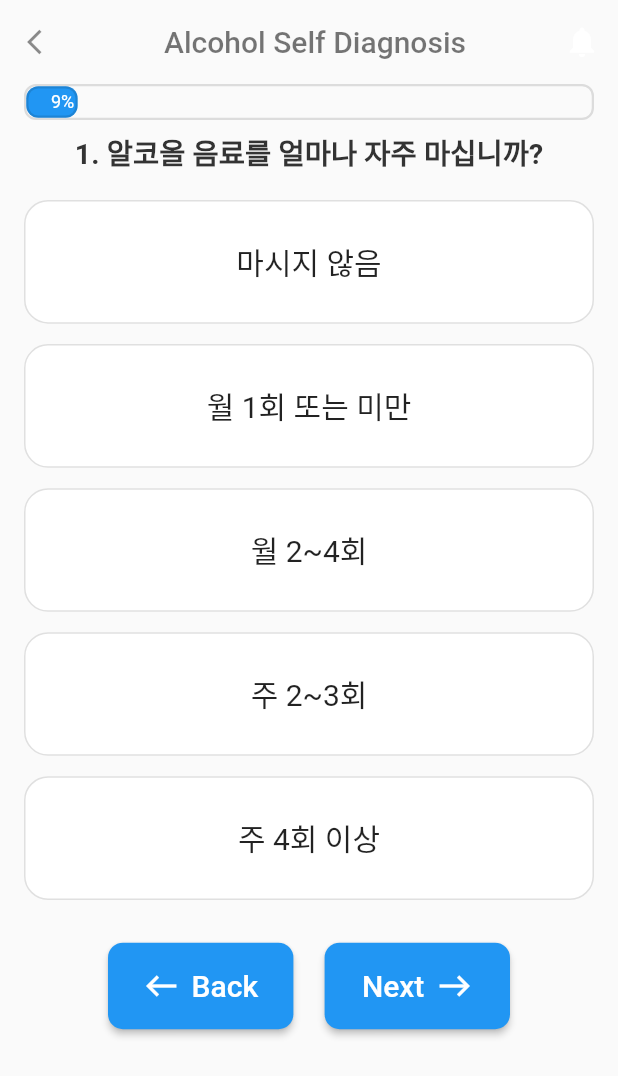
After one commit to 2023-GSC-Diviction/Diviction-User, a Flutter app: the AlcoholSurvey screen opened directly, on a phone screen of 412 x 824 dp. The commit adds this screen. Shown: the top 1076 px of the screen. Run offline on Flutter 3.47's test engine with Material 2 defaults, Android fonts, the light colour scheme and no system bars; drawn by our look-alikes of flutter_animation_progress_bar; our stand-ins replace dio, flutter_chat_bubble, flutter_riverpod, image_picker, shared_preferences, table_calendar; accounts and stored records are empty.

Commit message:
feat: 알코올 선별 검사 기능 구현 및 점수 합산 완료, 디자인 일부 수정

```diff
--- a/lib/config/text_for_survey.dart
+++ b/lib/config/text_for_survey.dart
@@ -1,6 +1,6 @@
 import 'package:flutter/material.dart';
 
-const List<String> question = [
+const List<String> drug_question = [
   '-1. 지난 1년 동안 다음 약물을 사용한 적이 있습니까?',
   '0. 이러한 약물을 얼마나 자주 사용했습니까?',
   '1. 의료상 필요한 경우 이외에 약물을 사용했습니까?',
@@ -17,7 +17,7 @@ const List<String> question = [
   '12. 약물 남용 치료를 받은 적이 있습니까?',
 ];
 
-const Map<int, List<String>> answer = {
+const Map<int, List<String>> drug_answer = {
   -1: [
     'a. 필로폰(액체형태, 결정형태)',
     'b. 코카인',
@@ -43,35 +43,65 @@ const Map<int, List<String>> answer = {
   12: ['없음', '현재 치료중', '과거에 받은 적 있음'],
 };
 
-const List<String> question_pre = [
-  '1. 지금까지 살면서 다음 중 사용해 본적이 있었던 약물을 모두 체크하세요.\n(단, 치료 목적으로 사용한 의약품은 제외)',
-  '2. 아래의 약물을 지난 3개월 간 얼마나 자주 사용했습니까?',
-  '3. 아래의 약물을 사용하고 싶은 강한 욕구가 지난 3개월 간 얼마나 자주 있었습니까?',
-  '4. 당신이 아래의 약물을 사용함으로써 지난 3개월 간 건강, 대인관계, 법 및 금전적인 문제가 얼마나 자주 발생했습니까?',
-  '5. 아래의 약물 사용으로 인해 해야 할 일을 하지 못한 적이 지난 3개월 간 얼마나 자주 있었습니까?',
-  '6. 가족, 친구, 친척 등 누군가가 한번이라도 당신의 약물 사용을 걱정한 적이 있습니까?',
-  '7. 아래의 약물 사용을 조절하거나 끊으려고 노력했으나 실패한 적이 있습니까?',
-  '8. 치료 이외의 목적으로, 주사기로 약물을 투여한 적이 있습니까?'
+const List<String> alcohol_question = [
+  '',
+  '1. 알코올 음료를 얼마나 자주 마십니까?',
+  '2. 술을 마실 때 보통 알코올 음료를 몇 잔 정도 마십니까?',
+  '3. 한 번에 4 잔 이상을 얼마나 자주 마십니까?',
+  '4. 지난해에 얼마나 자주 금주에 실패했습니까?',
+  '5. 지난해에 음주 때문에 얼마나 자주 해야 할 일을 하지 못했습니까?',
+  '6. 지난해에 심한 음주 후에 술을 깨기 위해 아침에 해장술이 필요한 경우가 얼마나 자주 있었습니까?',
+  '7. 지난해에 음주 후에 죄책감이나 양심의 가책을 느낀 적이 얼마나 자주 있었습니까?',
+  '8. 지난해에 음주로 인해 밤사이에 발생한 일을 기억하지 못한 적이 얼마나 자주 있었습니까?',
+  '9. 귀하의 음주 때문에 누군가가 다친 적이 있습니까?',
+  '10. 친척, 친구, 의사 또는 기타 의료 전문가가 귀하의 음주에 대해 염려하거나 술을 끊을 것을 제안한 적이 있습니까?',
+  '11. 알코올 문제로 치료를 받은 적이 있습니까?',
 ];
 
-const Map<int, List<String>> answer_pre = {
-  1: [
-    'a. 메트암페타민 (아이스, 히로뽕)',
-    'b. 대마제제 (마리화나, 대마초, 해쉬쉬)',
-    'c. 처방전이 필요한 흥분제 (비만치료제(펜터민), 공부잘하는 약(메칠페니데이트) 등)',
-    'd. 코카인 (코카인, 크랙)',
-    'e. 아편제제 (양귀비, 아편, 생아편, 헤로인 등)',
-    'f. 흡입제 (본드, 부탄, 신너, 아산화질소(포펠스))',
-    'g. 진정, 수면제 (바륨, 아티반, 자낙스, 할시온, 스틸록스(졸피뎀) 등)',
-    'h. 환각제 (엑스터시, LSD, PCP, 케타민, 합성대마)',
-    'i. 처방전이 필요한 아편제제 (모르핀, 코데인, 옥시코돈, 하이드로코돈, 펜타닐, 하이드로몰폰, 페치딘 등)',
-    'j. 기타 (신종 마약류)'
-  ],
-  2: ['사용안함', '1, 2번', '매달', '매주', '매일 혹은 거의매일'],
-  3: ['없다', '1, 2번', '매달', '매주', '매일 혹은 거의매일'],
-  4: ['없다', '1, 2번', '매달', '매주', '매일 혹은 거의매일'],
-  5: ['없다', '1, 2번', '매달', '매주', '매일 혹은 거의매일'],
-  6: ['없다', '있으나, 최근 1년은 없었다', '있다'],
-  7: ['없다', '있으나, 최근 1년은 없었다', '있다'],
-  8: ['없다', '있으나, 최근 1년은 없었다', '있다'],
+const Map<int, List<String>> alcohol_answer = {
+  1: ['마시지 않음', '월 1회 또는 미만', '월 2~4회', '주 2~3회', '주 4회 이상'],
+  2: ['0~2잔', '3~4잔', '5~6잔', '7~9잔', '10잔 이상'],
+  3: ['없음', '월 1회 미만', '월 1회', '주 1회', '매일 또는 거의 매일'],
+  4: ['없음', '월 1회 미만', '월 1회', '주 1회', '매일 또는 거의 매일'],
+  5: ['없음', '월 1회 미만', '월 1회', '주 1회', '매일 또는 거의 매일'],
+  6: ['없음', '월 1회 미만', '월 1회', '주 1회', '매일 또는 거의 매일'],
+  7: ['없음', '월 1회 미만', '월 1회', '주 1회', '매일 또는 거의 매일'],
+  8: ['없음', '월 1회 미만', '월 1회', '주 1회', '매일 또는 거의 매일'],
+  9: ['없음', '있으나, 최근 1년은 없었음', '있음'],
+  10: ['없음', '있으나, 최근 1년은 없었음', '있음'],
+  11: ['없음', '현재 치료 중', '과거에 받은 적 있음'],
 };
+
+// const List<String> question_pre = [
+//   '1. 지금까지 살면서 다음 중 사용해 본적이 있었던 약물을 모두 체크하세요.\n(단, 치료 목적으로 사용한 의약품은 제외)',
+//   '2. 아래의 약물을 지난 3개월 간 얼마나 자주 사용했습니까?',
+//   '3. 아래의 약물을 사용하고 싶은 강한 욕구가 지난 3개월 간 얼마나 자주 있었습니까?',
+//   '4. 당신이 아래의 약물을 사용함으로써 지난 3개월 간 건강, 대인관계, 법 및 금전적인 문제가 얼마나 자주 발생했습니까?',
+//   '5. 아래의 약물 사용으로 인해 해야 할 일을 하지 못한 적이 지난 3개월 간 얼마나 자주 있었습니까?',
+//   '6. 가족, 친구, 친척 등 누군가가 한번이라도 당신의 약물 사용을 걱정한 적이 있습니까?',
+//   '7. 아래의 약물 사용을 조절하거나 끊으려고 노력했으나 실패한 적이 있습니까?',
+//   '8. 치료 이외의 목적으로, 주사기로 약물을 투여한 적이 있습니까?'
+// ];
+//
+// const Map<int, List<String>> answer_pre = {
+//   1: [
+//     'a. 메트암페타민 (아이스, 히로뽕)',
+//     'b. 대마제제 (마리화나, 대마초, 해쉬쉬)',
+//     'c. 처방전이 필요한 흥분제 (비만치료제(펜터민), 공부잘하는 약(메칠페니데이트) 등)',
+//     'd. 코카인 (코카인, 크랙)',
+//     'e. 아편제제 (양귀비, 아편, 생아편, 헤로인 등)',
+//     'f. 흡입제 (본드, 부탄, 신너, 아산화질소(포펠스))',
+//     'g. 진정, 수면제 (바륨, 아티반, 자낙스, 할시온, 스틸록스(졸피뎀) 등)',
+//     'h. 환각제 (엑스터시, LSD, PCP, 케타민, 합성대마)',
+//     'i. 처방전이 필요한 아편제제 (모르핀, 코데인, 옥시코돈, 하이드로코돈, 펜타닐, 하이드로몰폰, 페치딘 등)',
+//     'j. 기타 (신종 마약류)'
+//   ],
+//   2: ['사용안함', '1, 2번', '매달', '매주', '매일 혹은 거의매일'],
+//   3: ['없다', '1, 2번', '매달', '매주', '매일 혹은 거의매일'],
+//   4: ['없다', '1, 2번', '매달', '매주', '매일 혹은 거의매일'],
+//   5: ['없다', '1, 2번', '매달', '매주', '매일 혹은 거의매일'],
+//   6: ['없다', '있으나, 최근 1년은 없었다', '있다'],
+//   7: ['없다', '있으나, 최근 1년은 없었다', '있다'],
+//   8: ['없다', '있으나, 최근 1년은 없었다', '있다'],
+// };
+//
--- /dev/null
+++ b/lib/screen/survey/alcohol_survey.dart
@@ -0,0 +1,126 @@
+import 'package:diviction_user/config/style.dart';
+import 'package:diviction_user/config/text_for_survey.dart';
+import 'package:diviction_user/widget/appbar.dart';
+import 'package:diviction_user/widget/survey/back_and_next_button.dart';
+import 'package:diviction_user/widget/survey/answer_button.dart';
+import 'package:flutter/material.dart';
+import 'package:flutter_animation_progress_bar/flutter_animation_progress_bar.dart';
+
+class AlcoholSurvey extends StatefulWidget {
+  const AlcoholSurvey({Key? key}) : super(key: key);
+
+  @override
+  State<AlcoholSurvey> createState() => _AlcoholSurveyState();
+}
+
+final int MaxValue = 11;
+
+class _AlcoholSurveyState extends State<AlcoholSurvey> {
+  int currentIndex = 1;
+  // choosedAnswers : 1번 질문 부터 11번 질문까지에 대한 응답을 저장함 12개
+  List<int> choosedAnswers = List.generate(MaxValue+1, (index) => -1);
+
+  @override
+  Widget build(BuildContext context) {
+    return SafeArea(
+      child: Scaffold(
+        appBar: const MyAppbar(
+          isMain: false,
+          title: 'Alcohol Self Diagnosis',
+          hasBack: true,
+        ),
+        body: Padding(
+          padding: const EdgeInsets.only(left: 16, right: 16, bottom: 32),
+          child: SingleChildScrollView(
+            child: Column(
+              children: [
+                FAProgressBar(
+                  currentValue: (currentIndex / MaxValue) * 100,
+                  displayText: '%',
+                  size: 24, // 높이
+                  progressColor: Colors.blue,
+                  border: Border.all(width: 1.5, color: Colors.black12),
+                ),
+                SizedBox(height: MediaQuery.of(context).size.height * 0.01),
+                Text(alcohol_question[currentIndex],
+                    style: TextStyles.questionTextStyle),
+                SizedBox(height: MediaQuery.of(context).size.height * 0.02),
+                SurveyAnswerButton(
+                  currentIndex: currentIndex,
+                  choosedAnswer: choosedAnswers,
+                  onAnswerPressed: onAnswerPressed,
+                  answerText: alcohol_answer,
+                ),
+                // 몇 잔에 대한 기준을 추가로 설명해야 하는 문항이 있음 -> 2, 3번 문항
+                if([2, 3].contains(currentIndex))
+                  Text('1잔의 기준 : 맥주 112온스(355mL) / 와인 5온스(148mL) / 독주 1.5온스(44mL)'),
+                SizedBox(height: MediaQuery.of(context).size.height * 0.02),
+                Padding(
+                  padding: const EdgeInsets.symmetric(horizontal: 56),
+                  child: Row(
+                    mainAxisAlignment: MainAxisAlignment.spaceBetween,
+                    children: [
+                      PreOrNextButton(
+                        content: 'Back',
+                        icondata: Icons.west,
+                        onPressed: onBackButtonPressed,
+                      ),
+                      PreOrNextButton(
+                        content: currentIndex != MaxValue ? 'Next' : 'Result',
+                        icondata:
+                        currentIndex != MaxValue ? Icons.east : Icons.done,
+                        onPressed: onNextButtonPressed,
+                      ),
+                    ],
+                  ),
+                ),
+              ],
+            ),
+          ),
+        ),
+      ),
+    );
+  }
+  void onAnswerPressed(int index) {
+    setState(() {
+      choosedAnswers[currentIndex] = index;
+      print(choosedAnswers);
+    });
+  }
+
+  void onBackButtonPressed() {
+    setState(() {
+      if (currentIndex >= 1) {
+        currentIndex -= 1;
+        print('currentIndex $currentIndex');
+      }
+    });
+  }
+
+  void onNextButtonPressed() {
+    setState(() {
+      if (currentIndex == 0) {
+        currentIndex += 1;
+        return;
+      }
+      // 하나라도 응답하지 않은 경우
+      // if (choosedAnswers.any((value) => value == -1)) {
+      //   print("응답되지 않은 문항이 있습니다."); // -> 나중엔 토스트로 띄우기
+      //   return;
+      // }
+      if (currentIndex != MaxValue) {
+        currentIndex += 1;
+        print('currentIndex $currentIndex');
+        return;
+      }
+      if (currentIndex == MaxValue) {
+        print("알콜 선별검사 완료");
+        // 점수 합산 - (alcohol) 제일 앞 값과 제일 뒤에 값은 제거
+        var AnswerResult = choosedAnswers.sublist(1, choosedAnswers.length-1);
+        var sum = AnswerResult.reduce((value, element) => value + element);
+        print('1~10번 문항에 대한 응답값 : $AnswerResult');
+        print('총 점수 : $sum');
+      }
+    });
+  }
+}
--- /dev/null
+++ b/lib/widget/survey/answer_button.dart
@@ -0,0 +1,58 @@
+import 'package:flutter/material.dart';
+
+// 0~12번 질문의 예상답변(중복선택x), 라디오 버튼
+class SurveyAnswerButton extends StatelessWidget {
+  final int currentIndex;
+  final List<int> choosedAnswer;
+  final onAnswerPressed;
+  final answerText;
+
+  const SurveyAnswerButton({
+    Key? key,
+    required this.currentIndex,
+    required this.choosedAnswer,
+    required this.onAnswerPressed,
+    required this.answerText,
+  }) : super(key: key);
+
+  @override
+  Widget build(BuildContext context) {
+    return Column(
+      children: [
+        ...List.generate(answerText[currentIndex]!.length, (index) => index).map(
+              (index) => Column(
+            children: [
+              SizedBox(height: MediaQuery.of(context).size.height * 0.002),
+              SizedBox(
+                width: double.infinity, // 최대 너비로 설정
+                child: InkWell(
+                  onTap: () => onAnswerPressed(index),
+                  child: Container(
+                    height: MediaQuery.of(context).size.height * 0.1,
+                    decoration: BoxDecoration(
+                      color: choosedAnswer[currentIndex] == index
+                          ? Colors.blue
+                          : Colors.white,
+                      borderRadius: BorderRadius.circular(16),
+                      border: Border.all(width: 1, color: Colors.black12),
+                    ),
+                    child: Center(
+                      child: Text(
+                        answerText[currentIndex]![index],
+                        style: choosedAnswer[currentIndex] == index
+                            ? const TextStyle(fontSize: 20, color: Colors.white)
+                            : const TextStyle(
+                            fontSize: 20, color: Colors.black87),
+                      ),
+                    ),
+                  ),
+                ),
+              ),
+              const SizedBox(height: 12),
+            ],
+          ),
+        ),
+      ],
+    );
+  }
+}
--- /dev/null
+++ b/lib/widget/survey/back_and_next_button.dart
@@ -0,0 +1,51 @@
+import 'package:flutter/material.dart';
+
+class PreOrNextButton extends StatelessWidget {
+  final String content;
+  final IconData? icondata;
+  final VoidCallback onPressed;
+
+  const PreOrNextButton({
+    Key? key,
+    required this.content,
+    required this.icondata,
+    required this.onPressed,
+  }) : super(key: key);
+
+  @override
+  Widget build(BuildContext context) {
+    return SizedBox(
+      width: MediaQuery.of(context).size.width * 0.3,
+      height: MediaQuery.of(context).size.height * 0.07,
+      child: ElevatedButton(
+        style: ElevatedButton.styleFrom(
+          backgroundColor: Colors.blue,
+          shape: RoundedRectangleBorder(
+            borderRadius: BorderRadius.circular(10),
+          ),
+        ),
+        onPressed: onPressed,
+        child: Row(
+          mainAxisAlignment: MainAxisAlignment.center,
+          children: content == 'Back'
+              ? [
+            Icon(icondata),
+            SizedBox(width: MediaQuery.of(context).size.width * 0.02),
+            Text(
+              content,
+              style: const TextStyle(fontSize: 20),
+            ),
+          ]
+              : [
+            Text(
+              content,
+              style: const TextStyle(fontSize: 20),
+            ),
+            SizedBox(width: MediaQuery.of(context).size.width * 0.02),
+            Icon(icondata),
+          ],
+        ),
+      ),
+    );
+  }
+}
```
Also changed, not shown: lib/screen/home_screen.dart (+23 -7 lines), lib/screen/survey/drug_survey.dart (renamed from lib/screen/drug_self-diagnosis.dart, +19 -107 lines), lib/widget/survey/question_textview.dart (added, +34 -0 lines).
